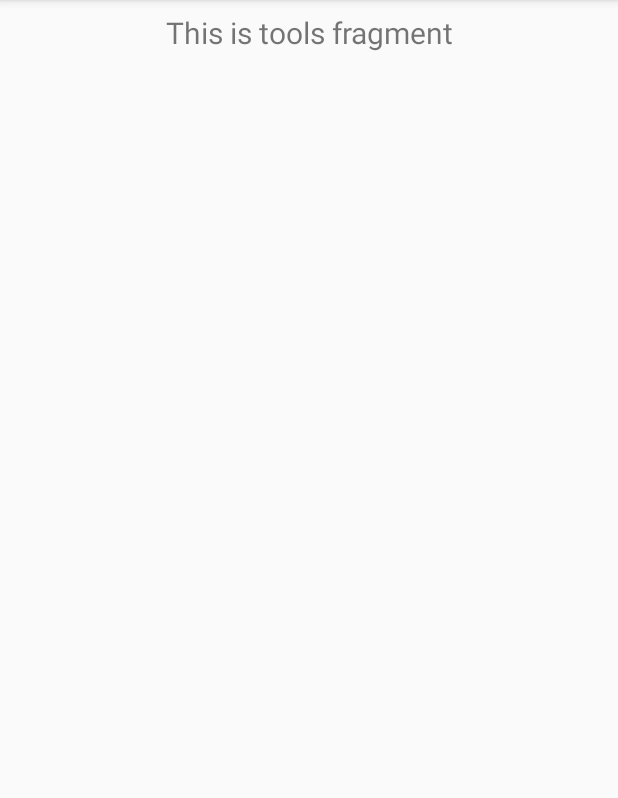
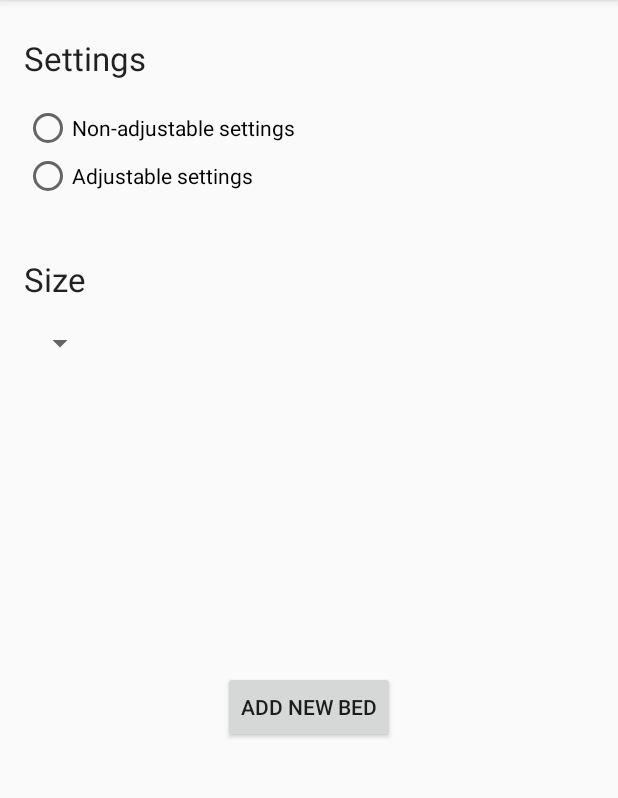
Before and after one commit to alexgrb/PatientIndex, an Android app: the fragment ToolsFragment shown on its own in the app's theme, on a phone screen of 412 x 824 dp, the part 84-882 px from its top. Run offline under Robolectric (Android 15) with nearby library versions, the phone set to English and light mode, and no system bars.

Commit message:
add a bed fragment not succeeded in linking both the add patient and show patient + retrieving the data

```diff
--- a/app/src/main/java/ch/hevs/alexpira/ui/gallery/GalleryFragment.java
+++ b/app/src/main/java/ch/hevs/alexpira/ui/gallery/GalleryFragment.java
@@ -16,6 +16,7 @@ import ch.hevs.alexpira.R;
 
 public class GalleryFragment extends Fragment {
 
+
     private GalleryViewModel galleryViewModel;
 
     public View onCreateView(@NonNull LayoutInflater inflater,
@@ -32,4 +33,6 @@ public class GalleryFragment extends Fragment {
         });
         return root;
     }
+
+
 }
--- a/app/src/main/java/ch/hevs/alexpira/ui/gallery/GalleryViewModel.java
+++ b/app/src/main/java/ch/hevs/alexpira/ui/gallery/GalleryViewModel.java
@@ -3,6 +3,7 @@ package ch.hevs.alexpira.ui.gallery;
 import androidx.lifecycle.LiveData;
 import androidx.lifecycle.MutableLiveData;
 import androidx.lifecycle.ViewModel;
+
 
 public class GalleryViewModel extends ViewModel {
 
@@ -16,4 +17,4 @@ public class GalleryViewModel extends ViewModel {
     public LiveData<String> getText() {
         return mText;
     }
-}
+   }
--- a/app/src/main/java/ch/hevs/alexpira/ui/tools/ToolsFragment.java
+++ b/app/src/main/java/ch/hevs/alexpira/ui/tools/ToolsFragment.java
@@ -22,12 +22,12 @@ public class ToolsFragment extends Fragment {
                              ViewGroup container, Bundle savedInstanceState) {
         toolsViewModel =
                 ViewModelProviders.of(this).get(ToolsViewModel.class);
-        View root = inflater.inflate(R.layout.fragment_tools, container, false);
-        final TextView textView = root.findViewById(R.id.text_tools);
+        View root = inflater.inflate(R.layout.fragment_addbed, container, false);
+       // final TextView textView = root.findViewById(R.id.);
         toolsViewModel.getText().observe(this, new Observer<String>() {
             @Override
             public void onChanged(@Nullable String s) {
-                textView.setText(s);
+        //        textView.setText(s);
             }
         });
         return root;
--- /dev/null
+++ b/app/src/main/res/layout/fragment_addbed.xml
@@ -0,0 +1,82 @@
+<?xml version="1.0" encoding="utf-8"?>
+<androidx.constraintlayout.widget.ConstraintLayout xmlns:android="http://schemas.android.com/apk/res/android"
+    xmlns:app="http://schemas.android.com/apk/res-auto"
+    xmlns:tools="http://schemas.android.com/tools"
+    android:layout_width="fill_parent"
+    android:layout_height="fill_parent">
+
+    <TextView
+        android:id="@+id/textView2"
+        android:layout_width="wrap_content"
+        android:layout_height="wrap_content"
+        android:layout_alignParentLeft="true"
+        android:layout_alignParentTop="true"
+        android:layout_marginStart="16dp"
+        android:layout_marginTop="38dp"
+        android:text="@string/titlesize"
+        android:textAppearance="?android:attr/textAppearanceLarge"
+        app:layout_constraintStart_toStartOf="parent"
+        app:layout_constraintTop_toBottomOf="@+id/radioGroup" />
+
+    <TextView
+        android:id="@+id/textView1"
+        android:layout_width="wrap_content"
+        android:layout_height="wrap_content"
+        android:layout_alignParentLeft="true"
+        android:layout_alignParentTop="true"
+        android:layout_marginStart="16dp"
+        android:layout_marginTop="24dp"
+        android:text="@string/titlesettings"
+        android:textAppearance="?android:attr/textAppearanceLarge"
+        app:layout_constraintStart_toStartOf="parent"
+        app:layout_constraintTop_toTopOf="parent" />
+
+    <RadioGroup
+        android:id="@+id/radioGroup"
+        android:layout_width="wrap_content"
+        android:layout_height="wrap_content"
+
+        android:layout_marginStart="16dp"
+        android:layout_marginTop="16dp"
+        app:layout_constraintStart_toStartOf="parent"
+        app:layout_constraintTop_toBottomOf="@+id/textView1">
+
+        <RadioButton
+            android:id="@+id/radioButton2"
+            android:layout_width="wrap_content"
+            android:layout_height="wrap_content"
+            android:text="@string/nonadjust" />
+
+        <RadioButton
+            android:id="@+id/radioButton1"
+            android:layout_width="wrap_content"
+            android:layout_height="wrap_content"
+            android:text="@string/adjust" />
+        >
+
+    </RadioGroup>
+
+    <Spinner
+        android:id="@+id/spinner1"
+        android:layout_width="wrap_content"
+        android:layout_height="wrap_content"
+        android:layout_marginStart="16dp"
+        android:layout_marginTop="16dp"
+        app:layout_constraintStart_toStartOf="parent"
+        app:layout_constraintTop_toBottomOf="@+id/textView2" />
+
+    <Button
+        android:id="@+id/button"
+        android:layout_width="wrap_content"
+        android:layout_height="wrap_content"
+        android:text="Add new bed"
+        app:layout_constraintBottom_toBottomOf="parent"
+        app:layout_constraintEnd_toEndOf="parent"
+        app:layout_constraintStart_toStartOf="parent"
+        app:layout_constraintTop_toTopOf="parent"
+        app:layout_constraintVertical_bias="0.621" />
+
+
+
+
+</androidx.constraintlayout.widget.ConstraintLayout>
--- a/app/src/main/res/layout/fragment_tools.xml
+++ /dev/null
@@ -1,19 +0,0 @@
-<?xml version="1.0" encoding="utf-8"?>
-<androidx.constraintlayout.widget.ConstraintLayout xmlns:android="http://schemas.android.com/apk/res/android"
-    xmlns:app="http://schemas.android.com/apk/res-auto"
-    android:layout_width="match_parent"
-    android:layout_height="match_parent">
-
-    <TextView
-        android:id="@+id/text_tools"
-        android:layout_width="match_parent"
-        android:layout_height="wrap_content"
-        android:layout_marginStart="8dp"
-        android:layout_marginTop="8dp"
-        android:layout_marginEnd="8dp"
-        android:textAlignment="center"
-        android:textSize="20sp"
-        app:layout_constraintEnd_toEndOf="parent"
-        app:layout_constraintStart_toStartOf="parent"
-        app:layout_constraintTop_toTopOf="parent" />
-</androidx.constraintlayout.widget.ConstraintLayout>
--- a/app/src/main/res/menu/activity_main_drawer.xml
+++ b/app/src/main/res/menu/activity_main_drawer.xml
@@ -19,7 +19,7 @@
         <item
             android:id="@+id/nav_tools"
             android:icon="@drawable/ic_menu_manage"
-            android:title="@string/menu_tools" />
+            android:title="@string/menu_addbed" />
     </group>
 
     <item android:title="Communicate">
--- a/app/src/main/res/navigation/mobile_navigation.xml
+++ b/app/src/main/res/navigation/mobile_navigation.xml
@@ -26,8 +26,8 @@
     <fragment
         android:id="@+id/nav_tools"
         android:name="ch.hevs.alexpira.ui.tools.ToolsFragment"
-        android:label="@string/menu_tools"
-        tools:layout="@layout/fragment_tools" />
+        android:label="@string/menu_addbed"
+        tools:layout="@layout/fragment_addbed" />
 
     <fragment
         android:id="@+id/nav_share"
```
Also changed, not shown: app/src/main/java/ch/hevs/alexpira/MainActivity.java (+12 -0 lines), app/src/main/res/layout/display_user.xml (+6 -6 lines), app/src/main/res/values/strings.xml (+26 -4 lines).
